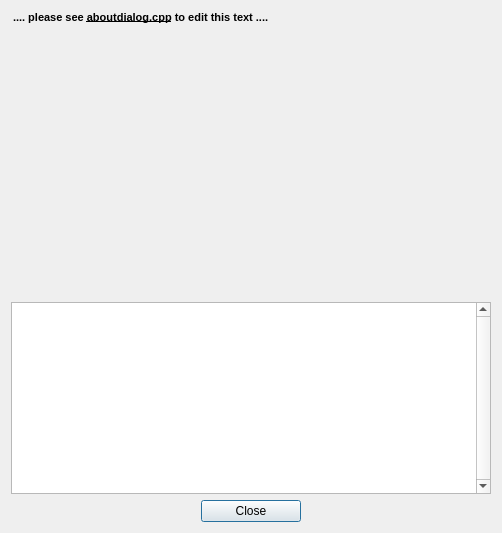
Above: Editor/main_window/about_dialog/aboutdialog.ui from WohlSoft/Moondust-Project before the change. Below: the same form after it.
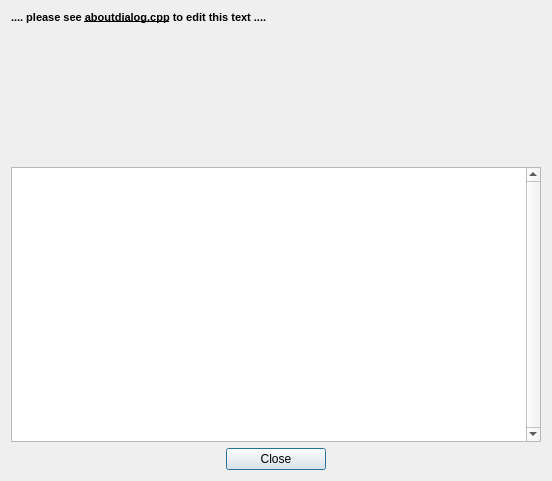
That is the form after the change. Icons and pictures are not drawn.

Commit message: Editor: New style of Credits page

What changed in the file:
```diff
--- a/Editor/main_window/about_dialog/aboutdialog.ui
+++ b/Editor/main_window/about_dialog/aboutdialog.ui
@@ -9,8 +9,8 @@
    <rect>
     <x>0</x>
     <y>0</y>
-    <width>500</width>
-    <height>490</height>
+    <width>550</width>
+    <height>600</height>
    </rect>
   </property>
   <property name="sizePolicy">
@@ -21,8 +21,8 @@
   </property>
   <property name="minimumSize">
    <size>
-    <width>500</width>
-    <height>490</height>
+    <width>550</width>
+    <height>600</height>
    </size>
   </property>
   <property name="contextMenuPolicy">
@@ -48,12 +48,82 @@
    <property name="sizeConstraint">
     <enum>QLayout::SetFixedSize</enum>
    </property>
-   <item row="0" column="0" colspan="3" alignment="Qt::AlignHCenter">
+   <item row="2" column="0" colspan="3">
+    <widget class="QTextBrowser" name="About2">
+     <property name="minimumSize">
+      <size>
+       <width>530</width>
+       <height>275</height>
+      </size>
+     </property>
+     <property name="verticalScrollBarPolicy">
+      <enum>Qt::ScrollBarAlwaysOn</enum>
+     </property>
+     <property name="horizontalScrollBarPolicy">
+      <enum>Qt::ScrollBarAlwaysOff</enum>
+     </property>
+     <property name="textInteractionFlags">
+      <set>Qt::LinksAccessibleByKeyboard|Qt::LinksAccessibleByMouse|Qt::TextBrowserInteraction|Qt::TextSelectableByKeyboard|Qt::TextSelectableByMouse</set>
+     </property>
+     <property name="openExternalLinks">
+      <bool>true</bool>
+     </property>
+    </widget>
+   </item>
+   <item row="3" column="1">
+    <widget class="QPushButton" name="pushButton">
+     <property name="sizePolicy">
+      <sizepolicy hsizetype="Minimum" vsizetype="Fixed">
+       <horstretch>0</horstretch>
+       <verstretch>0</verstretch>
+      </sizepolicy>
+     </property>
+     <property name="minimumSize">
+      <size>
+       <width>100</width>
+       <height>0</height>
+      </size>
+     </property>
+     <property name="text">
+      <string>Close</string>
+     </property>
+     <property name="autoRepeat">
+      <bool>true</bool>
+     </property>
+    </widget>
+   </item>
+   <item row="3" column="2">
+    <spacer name="horizontalSpacer_2">
+     <property name="orientation">
+      <enum>Qt::Horizontal</enum>
+     </property>
+     <property name="sizeHint" stdset="0">
+      <size>
+       <width>40</width>
+       <height>20</height>
+      </size>
+     </property>
+    </spacer>
+   </item>
+   <item row="3" column="0">
+    <spacer name="horizontalSpacer">
+     <property name="orientation">
+      <enum>Qt::Horizontal</enum>
+     </property>
+     <property name="sizeHint" stdset="0">
+      <size>
+       <width>40</width>
+       <height>20</height>
+      </size>
+     </property>
+    </spacer>
+   </item>
+   <item row="1" column="0" colspan="3">
     <widget class="QLabel" name="About1">
      <property name="minimumSize">
       <size>
-       <width>476</width>
-       <height>285</height>
+       <width>0</width>
+       <height>150</height>
       </size>
      </property>
      <property name="locale">
@@ -86,83 +156,6 @@
      </property>
     </widget>
    </item>
-   <item row="2" column="2">
-    <spacer name="horizontalSpacer_2">
-     <property name="orientation">
-      <enum>Qt::Horizontal</enum>
-     </property>
-     <property name="sizeHint" stdset="0">
-      <size>
-       <width>40</width>
-       <height>20</height>
-      </size>
-     </property>
-    </spacer>
-   </item>
-   <item row="2" column="0">
-    <spacer name="horizontalSpacer">
-     <property name="orientation">
-      <enum>Qt::Horizontal</enum>
-     </property>
-     <property name="sizeHint" stdset="0">
-      <size>
-       <width>40</width>
-       <height>20</height>
-      </size>
-     </property>
-    </spacer>
-   </item>
-   <item row="2" column="1">
-    <widget class="QPushButton" name="pushButton">
-     <property name="sizePolicy">
-      <sizepolicy hsizetype="Minimum" vsizetype="Fixed">
-       <horstretch>0</horstretch>
-       <verstretch>0</verstretch>
-      </sizepolicy>
-     </property>
-     <property name="minimumSize">
-      <size>
-       <width>100</width>
-       <height>0</height>
-      </size>
-     </property>
-     <property name="text">
-      <string>Close</string>
-     </property>
-     <property name="autoRepeat">
-      <bool>true</bool>
-     </property>
-    </widget>
-   </item>
-   <item row="1" column="0" colspan="3">
-    <widget class="QTextBrowser" name="About2">
-     <property name="minimumSize">
-      <size>
-       <width>480</width>
-       <height>150</height>
-      </size>
-     </property>
-     <property name="verticalScrollBarPolicy">
-      <enum>Qt::ScrollBarAlwaysOn</enum>
-     </property>
-     <property name="horizontalScrollBarPolicy">
-      <enum>Qt::ScrollBarAlwaysOff</enum>
-     </property>
-     <property name="html">
-      <string notr="true">&lt;!DOCTYPE HTML PUBLIC &quot;-//W3C//DTD HTML 4.0//EN&quot; &quot;http://www.w3.org/TR/REC-html40/strict.dtd&quot;&gt;
-&lt;html&gt;&lt;head&gt;&lt;meta name=&quot;qrichtext&quot; content=&quot;1&quot; /&gt;&lt;style type=&quot;text/css&quot;&gt;
-p, li { white-space: pre-wrap; }
-&lt;/style&gt;&lt;/head&gt;&lt;body style=&quot; font-family:'Tahoma'; font-size:8pt; font-weight:400; font-style:normal;&quot;&gt;
-&lt;p style=&quot;-qt-paragraph-type:empty; margin-top:0px; margin-bottom:0px; margin-left:0px; margin-right:0px; -qt-block-indent:0; text-indent:0px; font-family:'Liberation Sans';&quot;&gt;&lt;br /&gt;&lt;/p&gt;&lt;/body&gt;&lt;/html&gt;</string>
-     </property>
-     <property name="textInteractionFlags">
-      <set>Qt::LinksAccessibleByKeyboard|Qt::LinksAccessibleByMouse|Qt::TextBrowserInteraction|Qt::TextSelectableByKeyboard|Qt::TextSelectableByMouse</set>
-     </property>
-     <property name="openExternalLinks">
-      <bool>true</bool>
-     </property>
-    </widget>
-   </item>
   </layout>
   <action name="actionCloseDialog">
    <property name="text">
```
The commit also changes 10 other files.
